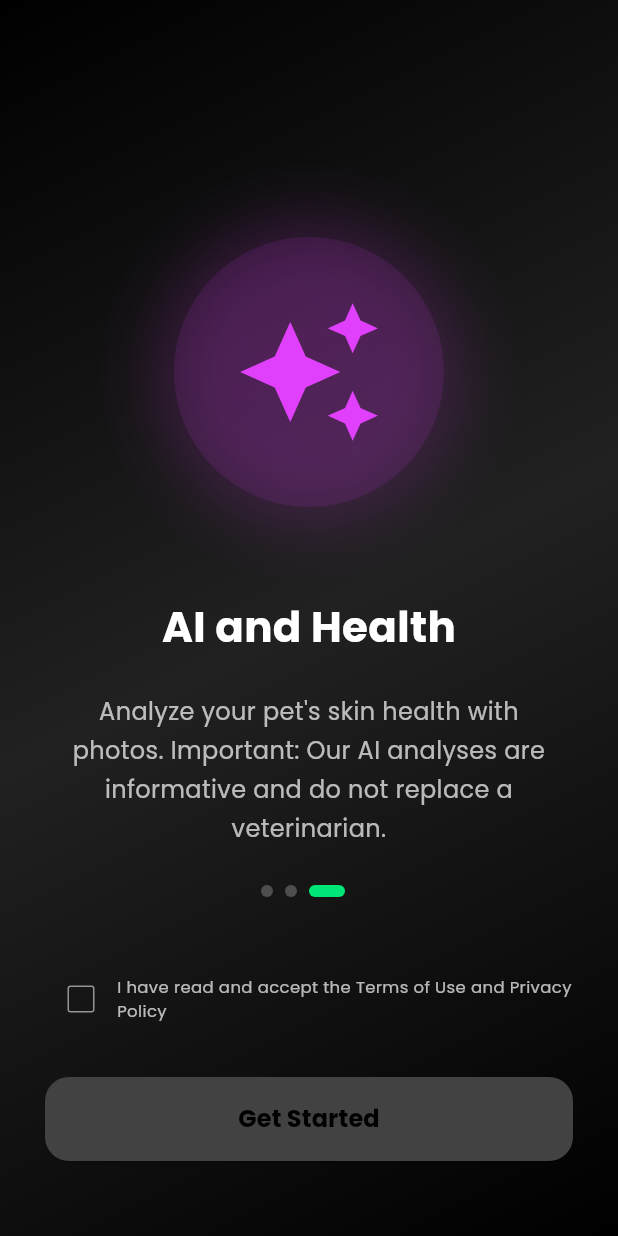
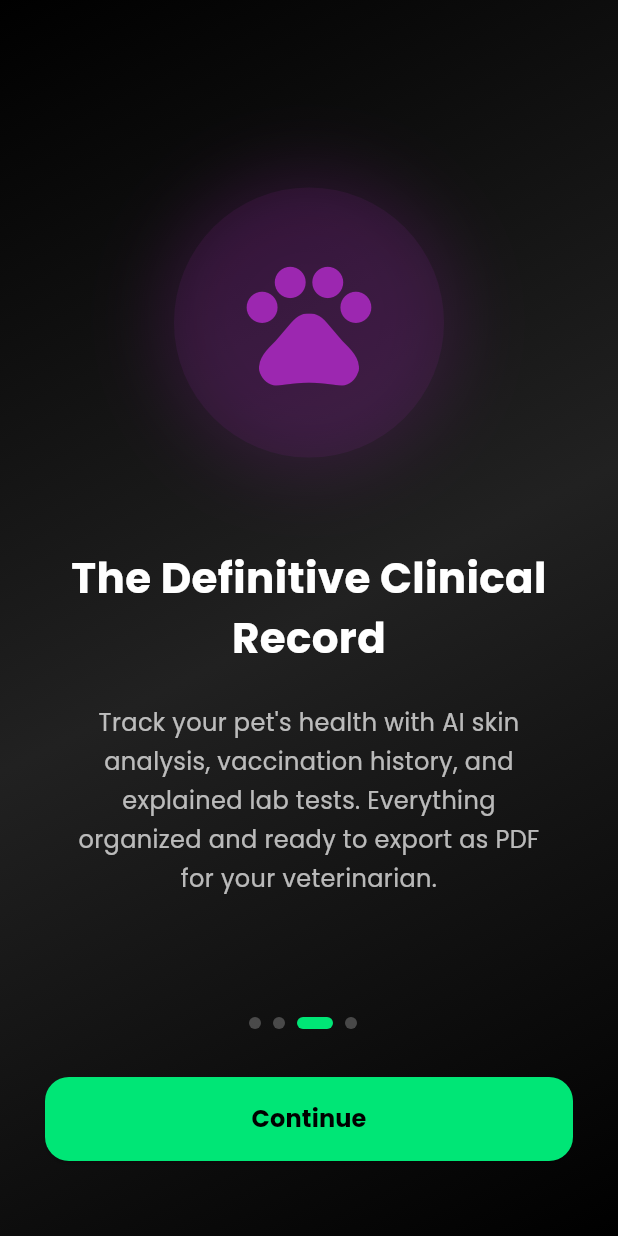
Before and after one commit to abreuretto72/ScanNut, a Flutter app: the screen it shows after launch, swiped to page 3, on a phone screen of 412 x 824 dp. Run offline on Flutter 3.47's test engine with Material 3 defaults, Android fonts, the phone set to English and light mode, and no system bars; our stand-ins replace camera, dio, file_picker, fl_chart, flutter_dotenv, flutter_riverpod and 16 more; missing offline and left inert: google_maps_apis, google_mlkit_text_recognition; accounts and stored records are empty; statements that could not run were skipped.

Commit message:
feat: remodelação completa do onboarding com 4 ecrãs dos pilares do app
NOVO FLUXO DE BOAS-VINDAS:

Ecrã 1: Biohacking & Performance Humana
- Título: Transforme a sua Nutrição
- Análise de alimentos com IA em segundos
- Dicas de biohacking e receitas rápidas de 15 minutos
- Ícone: Prato de comida (laranja vibrante)

Ecrã 2: Engenharia Botânica & Sobrevivência
- Título: Domine o seu Ecossistema
- Identificação e diagnóstico de plantas
- Semáforo de Sobrevivência para segurança
- Ícone: Folha (verde)

Ecrã 3: Gestão Digital de Pets
- Título: O Prontuário Clínico Definitivo
- Análise de pele por IA
- Histórico de vacinas e exames explicados
- Exportação em PDF para veterinário
- Ícone: Pata de pet (roxo)

Ecrã 4: Privacidade & Compromisso Local
- Título: Os seus dados são seus
- Armazenamento local com Hive
- Sem nuvens externas
- Aceite obrigatório dos Termos de Uso
- Ícone: Escudo (azul)

MELHORIAS:
- Valor imediato claro para o utilizador
- Mensagem de Super-App de saúde e ecossistema
- Segurança e privacidade destacadas
- Implementado em PT, EN, ES e PT-PT
- Aceite obrigatório no último ecrã

```diff
--- a/lib/features/onboarding/presentation/onboarding_screen.dart
+++ b/lib/features/onboarding/presentation/onboarding_screen.dart
@@ -17,23 +17,33 @@ class _OnboardingScreenState extends State<OnboardingScreen> {
   bool _termsAccepted = false;
 
   final List<OnboardingData> _onboardingPages = [
+    // Ecrã 1: Biohacking & Performance Humana
     OnboardingData(
       titleKey: 'onboardingTitle1',
       bodyKey: 'onboardingBody1',
-      icon: Icons.pets_rounded,
-      color: const Color(0xFF00E676),
+      icon: Icons.restaurant_menu_rounded,
+      color: const Color(0xFFFF6B35), // Laranja vibrante para comida
     ),
+    // Ecrã 2: Engenharia Botânica & Sobrevivência
     OnboardingData(
       titleKey: 'onboardingTitle2',
       bodyKey: 'onboardingBody2',
-      icon: Icons.mic_rounded,
-      color: Colors.blueAccent,
+      icon: Icons.eco_rounded,
+      color: const Color(0xFF00E676), // Verde para plantas
     ),
+    // Ecrã 3: Gestão Digital de Pets
     OnboardingData(
       titleKey: 'onboardingTitle3',
       bodyKey: 'onboardingBody3',
-      icon: Icons.auto_awesome,
-      color: Colors.purpleAccent,
+      icon: Icons.pets_rounded,
+      color: const Color(0xFF9C27B0), // Roxo para pets
+    ),
+    // Ecrã 4: Privacidade & Compromisso Local
+    OnboardingData(
+      titleKey: 'onboardingTitle4',
+      bodyKey: 'onboardingBody4',
+      icon: Icons.shield_rounded,
+      color: const Color(0xFF2196F3), // Azul para segurança
     ),
   ];
 
@@ -195,12 +205,14 @@ class _OnboardingScreenState extends State<OnboardingScreen> {
       case 'onboardingTitle1': title = l10n.onboardingTitle1; break;
       case 'onboardingTitle2': title = l10n.onboardingTitle2; break;
       case 'onboardingTitle3': title = l10n.onboardingTitle3; break;
+      case 'onboardingTitle4': title = l10n.onboardingTitle4; break;
     }
 
     switch (data.bodyKey) {
       case 'onboardingBody1': body = l10n.onboardingBody1; break;
       case 'onboardingBody2': body = l10n.onboardingBody2; break;
       case 'onboardingBody3': body = l10n.onboardingBody3; break;
+      case 'onboardingBody4': body = l10n.onboardingBody4; break;
     }
 
     return Padding(
--- a/lib/l10n/app_en.arb
+++ b/lib/l10n/app_en.arb
@@ -75,12 +75,14 @@
   "deleteAccountButton": "Delete Everything",
   "privacyPolicy": "Privacy Policy",
   "aiDisclaimer": "This analysis is informative and based on AI. It does not replace a veterinary diagnosis.",
-  "onboardingTitle1": "Your Smart Record",
-  "onboardingBody1": "Welcome to ScanNut! Here you manage all your pet's life in one place: Identity, Health, Nutrition, and Behavior.",
-  "onboardingTitle2": "Voice Diary and History",
-  "onboardingBody2": "Save time! Use the microphone icon in any section to dictate your pet's routines. ScanNut organizes everything by date and time automatically.",
-  "onboardingTitle3": "AI and Health",
-  "onboardingBody3": "Analyze your pet's skin health with photos. Important: Our AI analyses are informative and do not replace a veterinarian.",
-  "onboardingAcceptTerms": "I have read and accept the Terms of Use and Privacy Policy",
+  "onboardingTitle1": "Transform Your Nutrition",
+  "onboardingBody1": "Use our AI to analyze food in seconds. Discover calories, macronutrients, and receive biohacking tips and quick 15-minute recipes for your high performance.",
+  "onboardingTitle2": "Master Your Ecosystem",
+  "onboardingBody2": "Identify plants, diagnose diseases, and learn about propagation. Instantly know if a plant is safe for humans through our Survival Traffic Light.",
+  "onboardingTitle3": "The Definitive Clinical Record",
+  "onboardingBody3": "Track your pet's health with AI skin analysis, vaccination history, and explained lab tests. Everything organized and ready to export as PDF for your veterinarian.",
+  "onboardingTitle4": "Your data is yours",
+  "onboardingBody4": "At ScanNut, your privacy is a priority. All your records are stored locally on your phone (Hive) and not in external clouds.",
+  "onboardingAcceptTerms": "I have read and accept the Terms of Use and Privacy Policy of Multiverso Digital",
   "onboardingGetStarted": "Get Started"
 }
--- a/lib/l10n/app_localizations.dart
+++ b/lib/l10n/app_localizations.dart
@@ -560,43 +560,55 @@ abstract class AppLocalizations {
   /// No description provided for @onboardingTitle1.
   ///
   /// In pt, this message translates to:
-  /// **'O Seu Prontuário Inteligente'**
+  /// **'Transforme a sua Nutrição'**
   String get onboardingTitle1;
 
   /// No description provided for @onboardingBody1.
   ///
   /// In pt, this message translates to:
-  /// **'Bem-vindo ao ScanNut! Aqui você gere toda a vida do seu pet em um só lugar: Identidade, Saúde, Nutrição e Comportamento.'**
+  /// **'Utilize a nossa IA para analisar alimentos em segundos. Descubra calorias, macronutrientes e receba dicas de biohacking e receitas rápidas de 15 minutos para a sua alta performance.'**
   String get onboardingBody1;
 
   /// No description provided for @onboardingTitle2.
   ///
   /// In pt, this message translates to:
-  /// **'Diário por Voz e Histórico'**
+  /// **'Domine o seu Ecossistema'**
   String get onboardingTitle2;
 
   /// No description provided for @onboardingBody2.
   ///
   /// In pt, this message translates to:
-  /// **'Poupe tempo! Use o ícone de microfone em qualquer seção para ditar as rotinas do seu pet. O ScanNut organiza tudo por data e hora automaticamente.'**
+  /// **'Identifique plantas, diagnostique doenças e aprenda sobre propagação. Saiba instantaneamente se uma planta é segura para humanos através do nosso Semáforo de Sobrevivência.'**
   String get onboardingBody2;
 
   /// No description provided for @onboardingTitle3.
   ///
   /// In pt, this message translates to:
-  /// **'IA e Saúde'**
+  /// **'O Prontuário Clínico Definitivo'**
   String get onboardingTitle3;
 
   /// No description provided for @onboardingBody3.
   ///
   /// In pt, this message translates to:
-  /// **'Analise a saúde da pele do seu pet com fotos. Importante: Nossas análises por IA são informativas e não substituem o médico veterinário.'**
+  /// **'Acompanhe a saúde do seu pet com análise de pele por IA, histórico de vacinas e exames laboratoriais explicados. Tudo organizado e pronto para exportar em PDF para o seu veterinário.'**
   String get onboardingBody3;
+
+  /// No description provided for @onboardingTitle4.
+  ///
+  /// In pt, this message translates to:
+  /// **'Os seus dados são seus'**
+  String get onboardingTitle4;
+
+  /// No description provided for @onboardingBody4.
+  ///
+  /// In pt, this message translates to:
+  /// **'No ScanNut, a sua privacidade é prioridade. Todos os seus registos são guardados localmente no seu telemóvel (Hive) e não em nuvens externas.'**
+  String get onboardingBody4;
 
   /// No description provided for @onboardingAcceptTerms.
   ///
   /// In pt, this message translates to:
-  /// **'Li e aceito os Termos de Uso e Política de Privacidade'**
+  /// **'Li e aceito os Termos de Uso e Política de Privacidade da Multiverso Digital'**
   String get onboardingAcceptTerms;
 
   /// No description provided for @onboardingGetStarted.
--- a/lib/l10n/app_localizations_en.dart
+++ b/lib/l10n/app_localizations_en.dart
@@ -247,29 +247,36 @@ class AppLocalizationsEn extends AppLocalizations {
       'This analysis is informative and based on AI. It does not replace a veterinary diagnosis.';
 
   @override
-  String get onboardingTitle1 => 'Your Smart Record';
+  String get onboardingTitle1 => 'Transform Your Nutrition';
 
   @override
   String get onboardingBody1 =>
-      'Welcome to ScanNut! Here you manage all your pet\'s life in one place: Identity, Health, Nutrition, and Behavior.';
+      'Use our AI to analyze food in seconds. Discover calories, macronutrients, and receive biohacking tips and quick 15-minute recipes for your high performance.';
 
   @override
-  String get onboardingTitle2 => 'Voice Diary and History';
+  String get onboardingTitle2 => 'Master Your Ecosystem';
 
   @override
   String get onboardingBody2 =>
-      'Save time! Use the microphone icon in any section to dictate your pet\'s routines. ScanNut organizes everything by date and time automatically.';
+      'Identify plants, diagnose diseases, and learn about propagation. Instantly know if a plant is safe for humans through our Survival Traffic Light.';
 
   @override
-  String get onboardingTitle3 => 'AI and Health';
+  String get onboardingTitle3 => 'The Definitive Clinical Record';
 
   @override
   String get onboardingBody3 =>
-      'Analyze your pet\'s skin health with photos. Important: Our AI analyses are informative and do not replace a veterinarian.';
+      'Track your pet\'s health with AI skin analysis, vaccination history, and explained lab tests. Everything organized and ready to export as PDF for your veterinarian.';
+
+  @override
+  String get onboardingTitle4 => 'Your data is yours';
+
+  @override
+  String get onboardingBody4 =>
+      'At ScanNut, your privacy is a priority. All your records are stored locally on your phone (Hive) and not in external clouds.';
 
   @override
   String get onboardingAcceptTerms =>
-      'I have read and accept the Terms of Use and Privacy Policy';
+      'I have read and accept the Terms of Use and Privacy Policy of Multiverso Digital';
 
   @override
   String get onboardingGetStarted => 'Get Started';
--- a/lib/l10n/app_localizations_pt.dart
+++ b/lib/l10n/app_localizations_pt.dart
@@ -248,29 +248,36 @@ class AppLocalizationsPt extends AppLocalizations {
       'Esta análise é informativa e baseada em IA. Não substitui o diagnóstico de um médico veterinário.';
 
   @override
-  String get onboardingTitle1 => 'O Seu Prontuário Inteligente';
+  String get onboardingTitle1 => 'Transforme a sua Nutrição';
 
   @override
   String get onboardingBody1 =>
-      'Bem-vindo ao ScanNut! Aqui você gere toda a vida do seu pet em um só lugar: Identidade, Saúde, Nutrição e Comportamento.';
+      'Utilize a nossa IA para analisar alimentos em segundos. Descubra calorias, macronutrientes e receba dicas de biohacking e receitas rápidas de 15 minutos para a sua alta performance.';
 
   @override
-  String get onboardingTitle2 => 'Diário por Voz e Histórico';
+  String get onboardingTitle2 => 'Domine o seu Ecossistema';
 
   @override
   String get onboardingBody2 =>
-      'Poupe tempo! Use o ícone de microfone em qualquer seção para ditar as rotinas do seu pet. O ScanNut organiza tudo por data e hora automaticamente.';
+      'Identifique plantas, diagnostique doenças e aprenda sobre propagação. Saiba instantaneamente se uma planta é segura para humanos através do nosso Semáforo de Sobrevivência.';
 
   @override
-  String get onboardingTitle3 => 'IA e Saúde';
+  String get onboardingTitle3 => 'O Prontuário Clínico Definitivo';
 
   @override
   String get onboardingBody3 =>
-      'Analise a saúde da pele do seu pet com fotos. Importante: Nossas análises por IA são informativas e não substituem o médico veterinário.';
+      'Acompanhe a saúde do seu pet com análise de pele por IA, histórico de vacinas e exames laboratoriais explicados. Tudo organizado e pronto para exportar em PDF para o seu veterinário.';
+
+  @override
+  String get onboardingTitle4 => 'Os seus dados são seus';
+
+  @override
+  String get onboardingBody4 =>
+      'No ScanNut, a sua privacidade é prioridade. Todos os seus registos são guardados localmente no seu telemóvel (Hive) e não em nuvens externas.';
 
   @override
   String get onboardingAcceptTerms =>
-      'Li e aceito os Termos de Uso e Política de Privacidade';
+      'Li e aceito os Termos de Uso e Política de Privacidade da Multiverso Digital';
 
   @override
   String get onboardingGetStarted => 'Começar';
@@ -520,29 +527,36 @@ class AppLocalizationsPtPt extends AppLocalizationsPt {
       'Esta análise é informativa e baseada em IA. Não substitui o diagnóstico de um médico veterinário.';
 
   @override
-  String get onboardingTitle1 => 'O Seu Prontuário Inteligente';
+  String get onboardingTitle1 => 'Transforme a sua Nutrição';
 
   @override
   String get onboardingBody1 =>
-      'Bem-vindo ao ScanNut! Aqui você gere toda a vida do seu animal em um só lugar: Identidade, Saúde, Nutrição e Comportamento.';
+      'Utilize a nossa IA para analisar alimentos em segundos. Descubra calorias, macronutrientes e receba dicas de biohacking e receitas rápidas de 15 minutos para a sua alta performance.';
 
   @override
-  String get onboardingTitle2 => 'Diário por Voz e Histórico';
+  String get onboardingTitle2 => 'Domine o seu Ecossistema';
 
   @override
   String get onboardingBody2 =>
-      'Poupe tempo! Use o ícone de microfone em qualquer secção para ditar as rotinas do seu animal. O ScanNut organiza tudo por data e hora automaticamente.';
+      'Identifique plantas, diagnostique doenças e aprenda sobre propagação. Saiba instantaneamente se uma planta é segura para humanos através do nosso Semáforo de Sobrevivência.';
 
   @override
-  String get onboardingTitle3 => 'IA e Saúde';
+  String get onboardingTitle3 => 'O Prontuário Clínico Definitivo';
 
   @override
   String get onboardingBody3 =>
-      'Analise a saúde da pele do seu animal com fotos. Importante: As nossas análises por IA são informativas e não substituem o médico veterinário.';
+      'Acompanhe a saúde do seu animal com análise de pele por IA, histórico de vacinas e exames laboratoriais explicados. Tudo organizado e pronto para exportar em PDF para o seu veterinário.';
+
+  @override
+  String get onboardingTitle4 => 'Os seus dados são seus';
+
+  @override
+  String get onboardingBody4 =>
+      'No ScanNut, a sua privacidade é prioridade. Todos os seus registos são guardados localmente no seu telemóvel (Hive) e não em nuvens externas.';
 
   @override
   String get onboardingAcceptTerms =>
-      'Li e aceito os Termos de Uso e Política de Privacidade';
+      'Li e aceito os Termos de Uso e Política de Privacidade da Multiverso Digital';
 
   @override
   String get onboardingGetStarted => 'Começar';
```
Also changed, not shown: lib/l10n/app_es.arb (+9 -7 lines), lib/l10n/app_localizations_es.dart (+14 -7 lines), lib/l10n/app_pt.arb (+9 -7 lines), lib/l10n/app_pt_PT.arb (+9 -7 lines).
